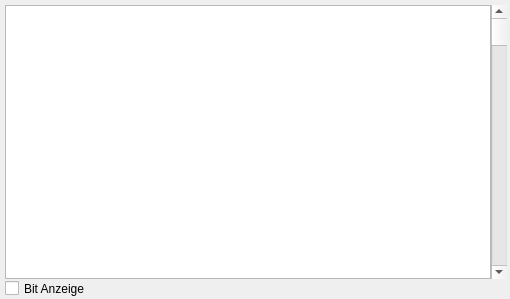
Before: the Qt Designer form memory_window.ui in ThKattanek/emu64, drawn with Qt 5.
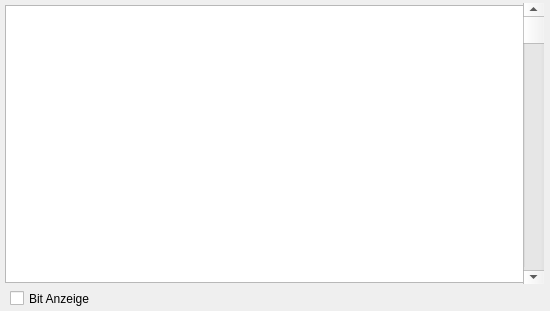
After: the same form once the commit is applied.

What changed in the file:
```diff
--- a/memory_window.ui
+++ b/memory_window.ui
@@ -6,8 +6,8 @@
    <rect>
     <x>0</x>
     <y>0</y>
-    <width>510</width>
-    <height>299</height>
+    <width>550</width>
+    <height>311</height>
    </rect>
   </property>
   <property name="windowTitle">
@@ -18,8 +18,8 @@
     <rect>
      <x>5</x>
      <y>5</y>
-     <width>486</width>
-     <height>274</height>
+     <width>521</width>
+     <height>278</height>
     </rect>
    </property>
    <property name="focusPolicy">
@@ -44,10 +44,10 @@
   <widget class="QScrollBar" name="MemoryScroll">
    <property name="geometry">
     <rect>
-     <x>491</x>
-     <y>5</y>
-     <width>16</width>
-     <height>274</height>
+     <x>523</x>
+     <y>3</y>
+     <width>21</width>
+     <height>281</height>
     </rect>
    </property>
    <property name="maximum">
@@ -66,9 +66,9 @@
   <widget class="QCheckBox" name="BitAnzeige">
    <property name="geometry">
     <rect>
-     <x>5</x>
-     <y>280</y>
-     <width>96</width>
+     <x>10</x>
+     <y>290</y>
+     <width>101</width>
      <height>17</height>
     </rect>
    </property>
```
Left out of the diff: 3 changed lines with no effect on the pictures.
